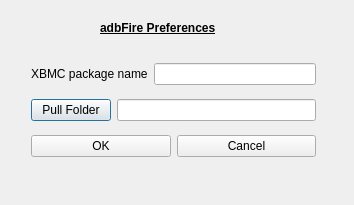
First picture: the form in preferencesdialog.ui, repository kbrack1/adbFire, before the edit.
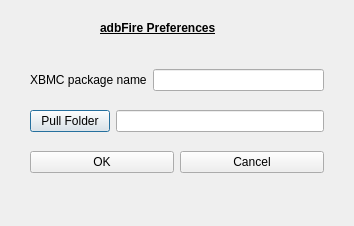
Second picture: the form after the edit.

The edit to the form file:
```diff
--- a/preferencesdialog.ui
+++ b/preferencesdialog.ui
@@ -7,7 +7,7 @@
     <x>0</x>
     <y>0</y>
     <width>354</width>
-    <height>205</height>
+    <height>226</height>
    </rect>
   </property>
   <property name="windowTitle">
@@ -29,10 +29,10 @@
   <widget class="QWidget" name="">
    <property name="geometry">
     <rect>
-     <x>31</x>
-     <y>55</y>
-     <width>285</width>
-     <height>110</height>
+     <x>30</x>
+     <y>56</y>
+     <width>294</width>
+     <height>133</height>
     </rect>
    </property>
    <layout class="QVBoxLayout" name="verticalLayout">
```
